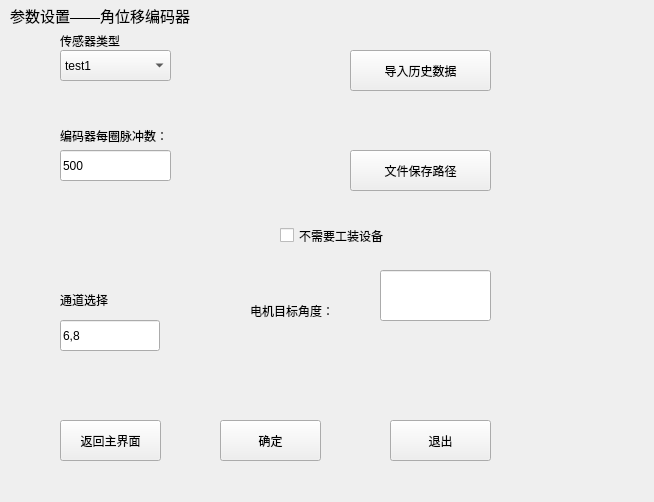
The window that ui_param/paramwin_angleencoder.ui (Dirck-YHP/Proj_sensor_detect) describes before a commit, drawn with Qt 5.
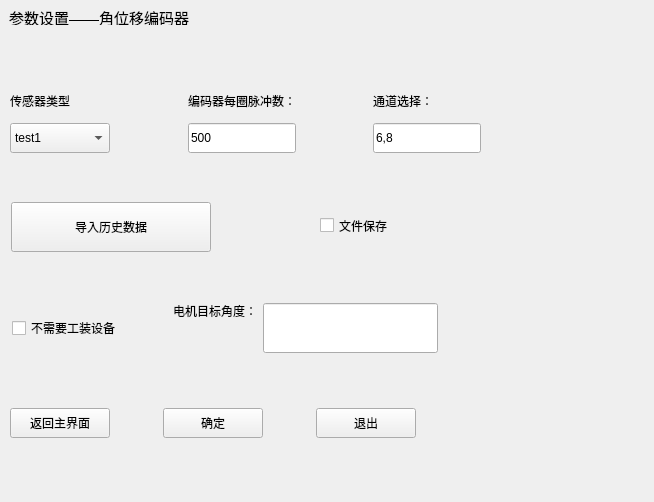
The same window after the commit.

```diff
--- a/ui_param/paramwin_angleencoder.ui
+++ b/ui_param/paramwin_angleencoder.ui
@@ -16,12 +16,18 @@
   <widget class="QLabel" name="label">
    <property name="geometry">
     <rect>
-     <x>10</x>
-     <y>0</y>
-     <width>381</width>
-     <height>31</height>
+     <x>9</x>
+     <y>9</y>
+     <width>180</width>
+     <height>16</height>
     </rect>
    </property>
+   <property name="maximumSize">
+    <size>
+     <width>1000</width>
+     <height>50</height>
+    </size>
+   </property>
    <property name="font">
     <font>
      <pointsize>11</pointsize>
@@ -31,54 +37,21 @@
     <string>参数设置——角位移编码器</string>
    </property>
   </widget>
-  <widget class="QPushButton" name="btn_ok">
-   <property name="geometry">
-    <rect>
-     <x>220</x>
-     <y>420</y>
-     <width>101</width>
-     <height>41</height>
-    </rect>
-   </property>
-   <property name="text">
-    <string>确定</string>
-   </property>
-  </widget>
-  <widget class="QPushButton" name="btn_back_mainW">
-   <property name="geometry">
-    <rect>
-     <x>60</x>
-     <y>420</y>
-     <width>101</width>
-     <height>41</height>
-    </rect>
-   </property>
-   <property name="text">
-    <string>返回主界面</string>
-   </property>
-  </widget>
-  <widget class="QPushButton" name="btn_exit">
-   <property name="geometry">
-    <rect>
-     <x>390</x>
-     <y>420</y>
-     <width>101</width>
-     <height>41</height>
-    </rect>
-   </property>
-   <property name="text">
-    <string>退出</string>
-   </property>
-  </widget>
   <widget class="QPushButton" name="btn_load_data">
    <property name="geometry">
     <rect>
-     <x>350</x>
-     <y>50</y>
-     <width>141</width>
-     <height>41</height>
+     <x>11</x>
+     <y>202</y>
+     <width>200</width>
+     <height>50</height>
     </rect>
    </property>
+   <property name="minimumSize">
+    <size>
+     <width>200</width>
+     <height>50</height>
+    </size>
+   </property>
    <property name="text">
     <string>导入历史数据</string>
    </property>
@@ -86,12 +59,18 @@
   <widget class="QLineEdit" name="lineE_target_angle">
    <property name="geometry">
     <rect>
-     <x>380</x>
-     <y>270</y>
-     <width>111</width>
-     <height>51</height>
+     <x>263</x>
+     <y>303</y>
+     <width>175</width>
+     <height>50</height>
     </rect>
    </property>
+   <property name="minimumSize">
+    <size>
+     <width>175</width>
+     <height>50</height>
+    </size>
+   </property>
    <property name="text">
     <string/>
    </property>
@@ -99,151 +78,266 @@
   <widget class="QLabel" name="label_6">
    <property name="geometry">
     <rect>
-     <x>250</x>
-     <y>300</y>
-     <width>161</width>
-     <height>21</height>
+     <x>173</x>
+     <y>303</y>
+     <width>84</width>
+     <height>16</height>
     </rect>
    </property>
    <property name="text">
     <string>电机目标角度：</string>
    </property>
   </widget>
-  <widget class="QLabel" name="label_2">
-   <property name="geometry">
-    <rect>
-     <x>60</x>
-     <y>30</y>
-     <width>101</width>
-     <height>21</height>
-    </rect>
-   </property>
-   <property name="text">
-    <string>传感器类型</string>
-   </property>
-  </widget>
-  <widget class="QComboBox" name="cBox_angle_sensor_type">
-   <property name="geometry">
-    <rect>
-     <x>60</x>
-     <y>50</y>
-     <width>111</width>
-     <height>31</height>
-    </rect>
-   </property>
-   <item>
-    <property name="text">
-     <string>test1</string>
-    </property>
-   </item>
-   <item>
-    <property name="text">
-     <string>test2</string>
-    </property>
-   </item>
-  </widget>
-  <widget class="QLineEdit" name="lineE_pulse_per_cir">
-   <property name="geometry">
-    <rect>
-     <x>60</x>
-     <y>150</y>
-     <width>111</width>
-     <height>31</height>
-    </rect>
-   </property>
-   <property name="text">
-    <string>500</string>
-   </property>
-  </widget>
-  <widget class="QLineEdit" name="lineE_channel">
-   <property name="geometry">
-    <rect>
-     <x>60</x>
-     <y>320</y>
-     <width>100</width>
-     <height>31</height>
-    </rect>
-   </property>
-   <property name="minimumSize">
-    <size>
-     <width>100</width>
-     <height>20</height>
-    </size>
-   </property>
-   <property name="maximumSize">
-    <size>
-     <width>200</width>
-     <height>50</height>
-    </size>
-   </property>
-   <property name="text">
-    <string>6,8</string>
-   </property>
-  </widget>
-  <widget class="QPushButton" name="btn_file_dir">
-   <property name="geometry">
-    <rect>
-     <x>350</x>
-     <y>150</y>
-     <width>141</width>
-     <height>41</height>
-    </rect>
-   </property>
-   <property name="text">
-    <string>文件保存路径</string>
-   </property>
-  </widget>
   <widget class="QCheckBox" name="checkBox_no_need_device">
    <property name="geometry">
     <rect>
-     <x>280</x>
-     <y>220</y>
-     <width>181</width>
-     <height>31</height>
+     <x>12</x>
+     <y>319</y>
+     <width>109</width>
+     <height>18</height>
     </rect>
    </property>
    <property name="text">
     <string>不需要工装设备</string>
    </property>
   </widget>
-  <widget class="QLabel" name="label_7">
+  <widget class="QCheckBox" name="cBox_file_save">
    <property name="geometry">
     <rect>
-     <x>60</x>
-     <y>290</y>
-     <width>200</width>
-     <height>20</height>
-    </rect>
-   </property>
-   <property name="minimumSize">
-    <size>
-     <width>100</width>
-     <height>20</height>
-    </size>
-   </property>
-   <property name="maximumSize">
-    <size>
-     <width>200</width>
-     <height>20</height>
-    </size>
-   </property>
-   <property name="text">
-    <string>通道选择</string>
-   </property>
-  </widget>
-  <widget class="QLabel" name="label_3">
-   <property name="geometry">
-    <rect>
-     <x>60</x>
-     <y>120</y>
-     <width>331</width>
+     <x>320</x>
+     <y>210</y>
+     <width>111</width>
      <height>31</height>
     </rect>
    </property>
    <property name="text">
-    <string>编码器每圈脉冲数：</string>
+    <string>文件保存</string>
    </property>
   </widget>
+  <widget class="QWidget" name="">
+   <property name="geometry">
+    <rect>
+     <x>10</x>
+     <y>407</y>
+     <width>406</width>
+     <height>32</height>
+    </rect>
+   </property>
+   <layout class="QHBoxLayout" name="horizontalLayout_4">
+    <item>
+     <widget class="QPushButton" name="btn_back_mainW">
+      <property name="minimumSize">
+       <size>
+        <width>100</width>
+        <height>30</height>
+       </size>
+      </property>
+      <property name="text">
+       <string>返回主界面</string>
+      </property>
+     </widget>
+    </item>
+    <item>
+     <spacer name="horizontalSpacer">
+      <property name="orientation">
+       <enum>Qt::Horizontal</enum>
+      </property>
+      <property name="sizeHint" stdset="0">
+       <size>
+        <width>40</width>
+        <height>20</height>
+       </size>
+      </property>
+     </spacer>
+    </item>
+    <item>
+     <widget class="QPushButton" name="btn_ok">
+      <property name="minimumSize">
+       <size>
+        <width>100</width>
+        <height>30</height>
+       </size>
+      </property>
+      <property name="text">
+       <string>确定</string>
+      </property>
+     </widget>
+    </item>
+    <item>
+     <spacer name="horizontalSpacer_2">
+      <property name="orientation">
+       <enum>Qt::Horizontal</enum>
+      </property>
+      <property name="sizeHint" stdset="0">
+       <size>
+        <width>40</width>
+        <height>20</height>
+       </size>
+      </property>
+     </spacer>
+    </item>
+    <item>
+     <widget class="QPushButton" name="btn_exit">
+      <property name="minimumSize">
+       <size>
+        <width>100</width>
+        <height>30</height>
+       </size>
+      </property>
+      <property name="text">
+       <string>退出</string>
+      </property>
+     </widget>
+    </item>
+   </layout>
+  </widget>
+  <widget class="QWidget" name="">
+   <property name="geometry">
+    <rect>
+     <x>10</x>
+     <y>85</y>
+     <width>471</width>
+     <height>71</height>
+    </rect>
+   </property>
+   <layout class="QHBoxLayout" name="horizontalLayout">
+    <item>
+     <layout class="QVBoxLayout" name="verticalLayout">
+      <item>
+       <widget class="QLabel" name="label_2">
+        <property name="maximumSize">
+         <size>
+          <width>16777215</width>
+          <height>30</height>
+         </size>
+        </property>
+        <property name="text">
+         <string>传感器类型</string>
+        </property>
+       </widget>
+      </item>
+      <item>
+       <widget class="QComboBox" name="cBox_angle_sensor_type">
+        <property name="minimumSize">
+         <size>
+          <width>100</width>
+          <height>30</height>
+         </size>
+        </property>
+        <item>
+         <property name="text">
+          <string>test1</string>
+         </property>
+        </item>
+        <item>
+         <property name="text">
+          <string>test2</string>
+         </property>
+        </item>
+       </widget>
+      </item>
+     </layout>
+    </item>
+    <item>
+     <spacer name="horizontalSpacer_3">
+      <property name="orientation">
+       <enum>Qt::Horizontal</enum>
+      </property>
+      <property name="sizeHint" stdset="0">
+       <size>
+        <width>26</width>
+        <height>47</height>
+       </size>
+      </property>
+     </spacer>
+    </item>
+    <item>
+     <layout class="QVBoxLayout" name="verticalLayout_2">
+      <item>
+       <widget class="QLabel" name="label_3">
+        <property name="maximumSize">
+         <size>
+          <width>16777215</width>
+          <height>30</height>
+         </size>
+        </property>
+        <property name="text">
+         <string>编码器每圈脉冲数：</string>
+        </property>
+       </widget>
+      </item>
+      <item>
+       <widget class="QLineEdit" name="lineE_pulse_per_cir">
+        <property name="minimumSize">
+         <size>
+          <width>100</width>
+          <height>30</height>
+         </size>
+        </property>
+        <property name="maximumSize">
+         <size>
+          <width>16777215</width>
+          <height>16777215</height>
+         </size>
+        </property>
+        <property name="text">
+         <string>500</string>
+        </property>
+       </widget>
+      </item>
+     </layout>
+    </item>
+    <item>
+     <spacer name="horizontalSpacer_4">
+      <property name="orientation">
+       <enum>Qt::Horizontal</enum>
+      </property>
+      <property name="sizeHint" stdset="0">
+       <size>
+        <width>26</width>
+        <height>47</height>
+       </size>
+      </property>
+     </spacer>
+    </item>
+    <item>
+     <layout class="QVBoxLayout" name="verticalLayout_3">
+      <item>
+       <widget class="QLabel" name="label_7">
+        <property name="maximumSize">
+         <size>
+          <width>16777215</width>
+          <height>30</height>
+         </size>
+        </property>
+        <property name="text">
+         <string>通道选择：</string>
+        </property>
+       </widget>
+      </item>
+      <item>
+       <widget class="QLineEdit" name="lineE_channel">
+        <property name="minimumSize">
+         <size>
+          <width>100</width>
+          <height>30</height>
+         </size>
+        </property>
+        <property name="maximumSize">
+         <size>
+          <width>200</width>
+          <height>30</height>
+         </size>
+        </property>
+        <property name="text">
+         <string>6,8</string>
+        </property>
+       </widget>
+      </item>
+     </layout>
+    </item>
+   </layout>
+  </widget>
  </widget>
  <resources/>
  <connections/>
```
